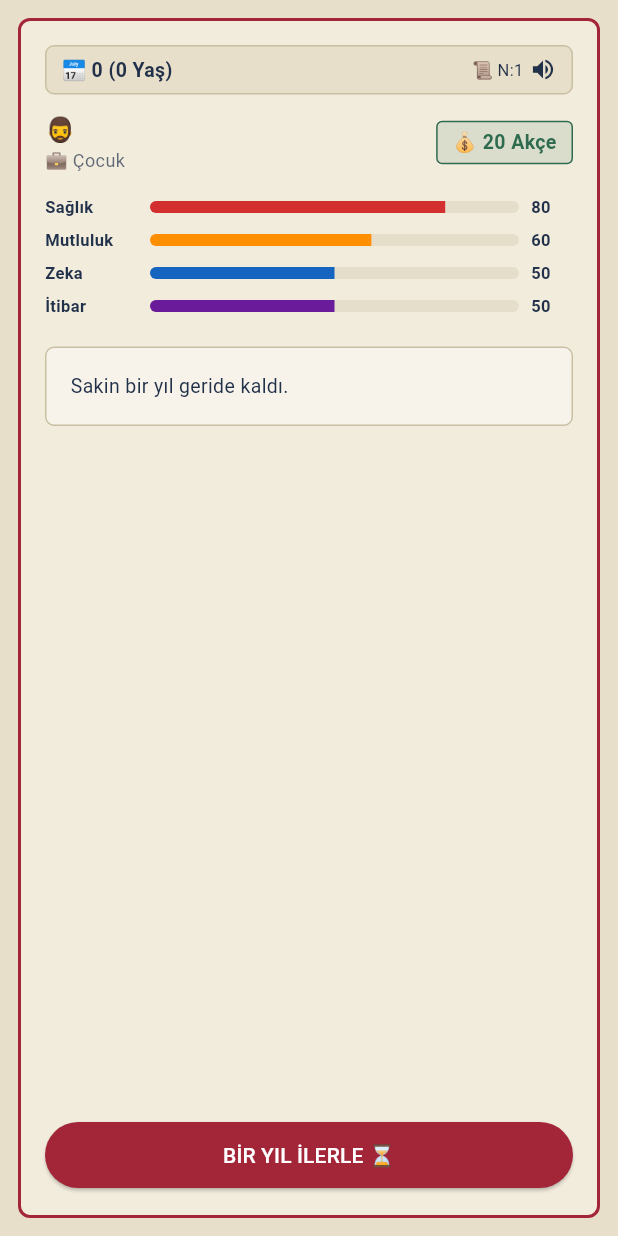
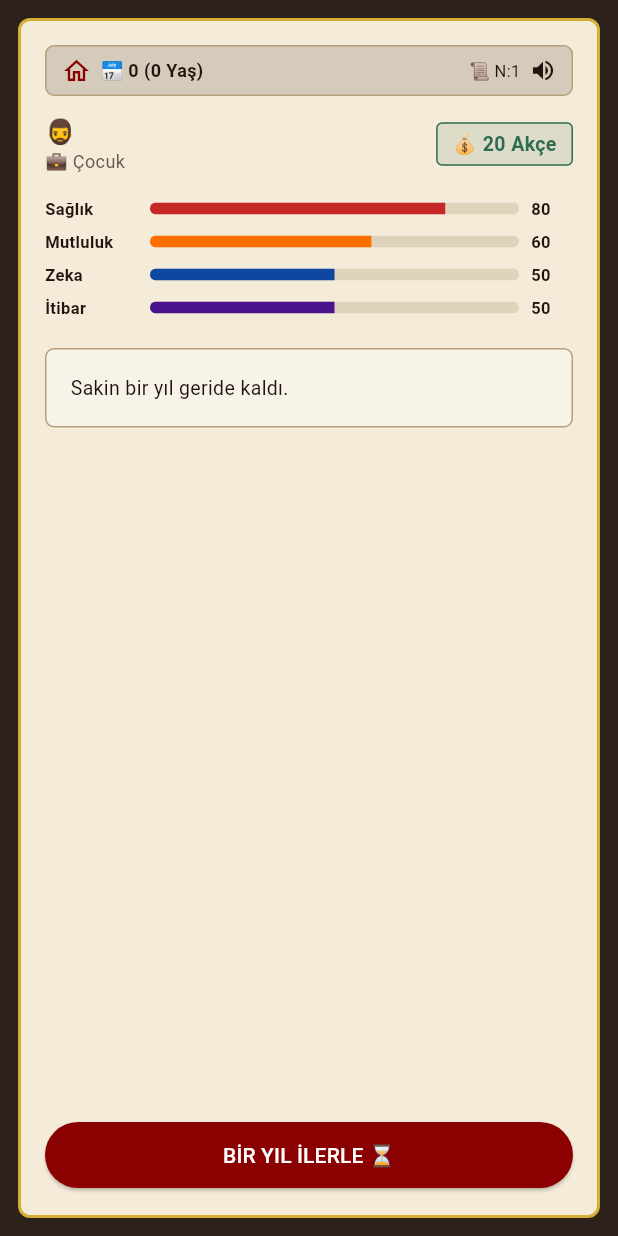
Before and after one commit to semmhk/osmanlidabirhayat, a Flutter app: the OyunEkrani screen opened directly with empty values, on a phone screen of 412 x 824 dp. Run offline on Flutter 3.47's test engine with Material 3 defaults, Android fonts, the phone set to English and light mode, and no system bars; our stand-ins replace audioplayers, hive, hive_flutter; accounts and stored records are empty.

Commit message:
feat: Comprehensive UI color unification, main menu, past lives history screen, and complete navigation

```diff
--- a/lib/ekranlar/oyun_ekrani.dart
+++ b/lib/ekranlar/oyun_ekrani.dart
@@ -5,6 +5,7 @@ import '../modeller/olay.dart';
 import '../modeller/padisah_deposu.dart';
 import '../motor/oyun_motoru.dart';
 import '../sabitler/renkler.dart';
+import '../servisler/hayat_kaydi_servisi.dart';
 import '../servisler/ses_servisi.dart';
 import 'olum_ekrani.dart';
 
@@ -34,11 +35,19 @@ class _OyunEkraniState extends State<OyunEkrani> {
     }
   }
 
+  void _olumKontrolEtVeKaydet() {
+    if (_motor.karakter.olu) {
+      SesServisi().vefatSesiCal();
+      HayatKaydiServisi().hayatKaydet(_motor.karakter);
+    }
+  }
+
   void _yillarIlerle() {
     SesServisi().kagitHisirtisiCal();
     setState(() {
       _motor.yilYasa();
       _donemMuziginiGuncelle();
+      _olumKontrolEtVeKaydet();
     });
   }
 
@@ -48,9 +57,7 @@ class _OyunEkraniState extends State<OyunEkrani> {
       _motor.secenekSec(secenek);
       _motor.yilYasa();
       _donemMuziginiGuncelle();
-      if (_motor.karakter.olu) {
-        SesServisi().vefatSesiCal();
-      }
+      _olumKontrolEtVeKaydet();
     });
   }
 
@@ -70,6 +77,13 @@ class _OyunEkraniState extends State<OyunEkrani> {
     });
   }
 
+  void _anaMenuyeDon() {
+    if (_motor.karakter.olu) {
+      HayatKaydiServisi().hayatKaydet(_motor.karakter);
+    }
+    Navigator.popUntil(context, (route) => route.isFirst);
+  }
+
   @override
   Widget build(BuildContext context) {
     final k = _motor.karakter;
@@ -86,7 +100,7 @@ class _OyunEkraniState extends State<OyunEkrani> {
             padding: const EdgeInsets.all(16),
             decoration: BoxDecoration(
               color: Renkler.kagit,
-              border: Border.all(color: Renkler.damga, width: 2),
+              border: Border.all(color: Renkler.altin, width: 2),
               borderRadius: BorderRadius.circular(8),
             ),
             child: k.olu
@@ -94,28 +108,44 @@ class _OyunEkraniState extends State<OyunEkrani> {
                     karakter: k,
                     onYeniHayat: _yeniHayatBaslat,
                     onNesilDevamEt: _nesilDevamEt,
+                    onAnaMenu: _anaMenuyeDon,
                   )
                 : Column(
                     crossAxisAlignment: CrossAxisAlignment.stretch,
                     children: [
-                      // Üst Bilgi Barı: Takvim Yılı, Padişah, Nesil ve Ses Butonu
+                      // Üst Bilgi Barı: Takvim Yılı, Padişah, Nesil, Ses ve Ana Menü Butonu
                       Container(
                         padding: const EdgeInsets.symmetric(vertical: 6, horizontal: 10),
                         decoration: BoxDecoration(
-                          color: Renkler.kagitKoyu,
+                          color: Renkler.kagitKoyu.withAlpha(40),
                           border: Border.all(color: Renkler.cizgi),
                           borderRadius: BorderRadius.circular(6),
                         ),
                         child: Row(
                           mainAxisAlignment: MainAxisAlignment.spaceBetween,
                           children: [
+                            Row(
+                              children: [
+                                GestureDetector(
+                                  onTap: _anaMenuyeDon,
+                                  child: const Padding(
+                                    padding: EdgeInsets.only(right: 6),
+                                    child: Icon(
+                                      Icons.home_outlined,
+                                      size: 20,
+                                      color: Renkler.damga,
+                                    ),
+                                  ),
+                                ),
                                 Text(
                                   '📅 ${k.takvimYili} (${k.yas} Yaş)',
                                   style: const TextStyle(
-                                fontSize: 13,
+                                    fontSize: 12,
                                     fontWeight: FontWeight.bold,
                                     color: Renkler.murekkep,
                                   ),
+                                ),
+                              ],
                             ),
                             if (padisah != null)
                               Row(
@@ -124,7 +154,7 @@ class _OyunEkraniState extends State<OyunEkrani> {
                                   if (padisah.tugraGorsel != null) ...[
                                     Image.asset(
                                       padisah.tugraGorsel!,
-                                      height: 40,
+                                      height: 38,
                                       fit: BoxFit.contain,
                                       errorBuilder: (context, error, stackTrace) => const SizedBox.shrink(),
                                     ),
@@ -133,7 +163,7 @@ class _OyunEkraniState extends State<OyunEkrani> {
                                   Text(
                                     '👑 ${padisah.isim}',
                                     style: const TextStyle(
-                                      fontSize: 12,
+                                      fontSize: 11,
                                       fontWeight: FontWeight.w600,
                                       color: Renkler.damga,
                                     ),
@@ -150,7 +180,7 @@ class _OyunEkraniState extends State<OyunEkrani> {
                                     color: Renkler.murekkep,
                                   ),
                                 ),
-                                const SizedBox(width: 4),
+                                const SizedBox(width: 6),
                                 GestureDetector(
                                   onTap: () {
                                     setState(() {
@@ -189,7 +219,7 @@ class _OyunEkraniState extends State<OyunEkrani> {
                                 '💼 ${k.meslekUnvaniGetir()}',
                                 style: TextStyle(
                                   fontSize: 12,
-                                  color: Renkler.murekkep.withAlpha(180),
+                                  color: Renkler.murekkepSoluk,
                                 ),
                               ),
                             ],
@@ -215,10 +245,10 @@ class _OyunEkraniState extends State<OyunEkrani> {
                       const SizedBox(height: 12),
 
                       // Stat Barları (Sağlık, Mutluluk, Zeka, İtibar)
-                      _statBar('Sağlık', k.saglik, Colors.red.shade700),
-                      _statBar('Mutluluk', k.mutluluk, Colors.amber.shade800),
-                      _statBar('Zeka', k.zeka, Colors.blue.shade800),
-                      _statBar('İtibar', k.itibar, Colors.purple.shade800),
+                      _statBar('Sağlık', k.saglik, Colors.red.shade800),
+                      _statBar('Mutluluk', k.mutluluk, Colors.amber.shade900),
+                      _statBar('Zeka', k.zeka, Colors.blue.shade900),
+                      _statBar('İtibar', k.itibar, Colors.purple.shade900),
                       const SizedBox(height: 16),
 
                       // Olay Alanı veya Sakin Geçen Yıl
--- a/lib/main.dart
+++ b/lib/main.dart
@@ -1,28 +1,20 @@
 import 'package:flutter/material.dart';
-import 'ekranlar/oyun_ekrani.dart';
-import 'modeller/olay.dart';
-import 'motor/olay_yukleyici.dart';
-import 'motor/oyun_motoru.dart';
+import 'package:hive_flutter/hive_flutter.dart';
+import 'ekranlar/ana_menu_ekrani.dart';
 import 'sabitler/renkler.dart';
 
 void main() async {
   WidgetsFlutterBinding.ensureInitialized();
-  final yukleyici = OlayYukleyici();
-  final tumOlaylar = await yukleyici.tumunuYukle();
+  await Hive.initFlutter();
 
-  runApp(OsmanlidaBirHayatApp(tumOlaylar: tumOlaylar));
+  runApp(const OsmanlidaBirHayatApp());
 }
 
 class OsmanlidaBirHayatApp extends StatelessWidget {
-  final List<Olay> tumOlaylar;
-
-  const OsmanlidaBirHayatApp({super.key, required this.tumOlaylar});
+  const OsmanlidaBirHayatApp({super.key});
 
   @override
   Widget build(BuildContext context) {
-    final motor = OyunMotoru(tumOlaylar: tumOlaylar);
-    motor.yilYasa(); // İlk yılı başlat
-
     return MaterialApp(
       title: 'Osmanlı\'da Bir Hayat',
       debugShowCheckedModeBanner: false,
@@ -31,7 +23,7 @@ class OsmanlidaBirHayatApp extends StatelessWidget {
         primaryColor: Renkler.damga,
         fontFamily: 'Roboto',
       ),
-      home: OyunEkrani(motor: motor),
+      home: const AnaMenuEkrani(),
     );
   }
 }
--- /dev/null
+++ b/lib/modeller/hayat_kaydi.dart
@@ -0,0 +1,92 @@
+import 'dart:convert';
+import 'karakter.dart';
+
+class HayatKaydi {
+  final String id;
+  final String isim;
+  final Cinsiyet cinsiyet;
+  final int dogumYili;
+  final int olumYili;
+  final int yas;
+  final String unvan;
+  final double bakiye;
+  final String olumNedeni;
+  final int nesil;
+  final String padisahDonemleri;
+  final List<String> kazanilanBasarimlar;
+  final DateTime tarihSaat;
+
+  HayatKaydi({
+    required this.id,
+    required this.isim,
+    required this.cinsiyet,
+    required this.dogumYili,
+    required this.olumYili,
+    required this.yas,
+    required this.unvan,
+    required this.bakiye,
+    required this.olumNedeni,
+    required this.nesil,
+    required this.padisahDonemleri,
+    required this.kazanilanBasarimlar,
+    required this.tarihSaat,
+  });
+
+  /// Karakter nesnesinden geçmiş hayat kaydı oluşturur
+  factory HayatKaydi.karakterden(Karakter k, {String? olumNedeniOverride}) {
+    return HayatKaydi(
+      id: '${k.dogumYili}_${k.takvimYili}_${DateTime.now().millisecondsSinceEpoch}',
+      isim: k.isim,
+      cinsiyet: k.cinsiyet,
+      dogumYili: k.dogumYili,
+      olumYili: k.takvimYili,
+      yas: k.yas,
+      unvan: k.meslekUnvaniGetir(),
+      bakiye: k.bakiye,
+      olumNedeni: olumNedeniOverride ?? k.olumNedeni ?? (k.saglik <= 0 ? 'Hastalık ve Zayıflık' : 'Yaşlılığa Bağlı Doğal Ölüm'),
+      nesil: k.nesil,
+      padisahDonemleri: '📅 ${k.dogumYili} - ${k.takvimYili}',
+      kazanilanBasarimlar: List<String>.from(k.kazanilanBasarimlar),
+      tarihSaat: DateTime.now(),
+    );
+  }
+
+  Map<String, dynamic> toMap() {
+    return {
+      'id': id,
+      'isim': isim,
+      'cinsiyet': cinsiyet.name,
+      'dogumYili': dogumYili,
+      'olumYili': olumYili,
+      'yas': yas,
+      'unvan': unvan,
+      'bakiye': bakiye,
+      'olumNedeni': olumNedeni,
+      'nesil': nesil,
+      'padisahDonemleri': padisahDonemleri,
+      'kazanilanBasarimlar': kazanilanBasarimlar,
+      'tarihSaat': tarihSaat.toIso8601String(),
+    };
+  }
+
+  factory HayatKaydi.fromMap(Map<String, dynamic> map) {
+    return HayatKaydi(
+      id: map['id'] ?? '',
+      isim: map['isim'] ?? 'Bilinmeyen Karakter',
+      cinsiyet: map['cinsiyet'] == 'kadin' ? Cinsiyet.kadin : Cinsiyet.erkek,
+      dogumYili: map['dogumYili'] ?? 1300,
+      olumYili: map['olumYili'] ?? 1360,
+      yas: map['yas'] ?? 60,
+      unvan: map['unvan'] ?? 'Vasıfsız',
+      bakiye: (map['bakiye'] as num?)?.toDouble() ?? 0.0,
+      olumNedeni: map['olumNedeni'] ?? 'Eceliyle Vefat',
+      nesil: map['nesil'] ?? 1,
+      padisahDonemleri: map['padisahDonemleri'] ?? '',
+      kazanilanBasarimlar: List<String>.from(map['kazanilanBasarimlar'] ?? []),
+      tarihSaat: DateTime.tryParse(map['tarihSaat'] ?? '') ?? DateTime.now(),
+    );
+  }
+
+  String toJson() => jsonEncode(toMap());
+  factory HayatKaydi.fromJson(String source) => HayatKaydi.fromMap(jsonDecode(source));
+}
--- a/lib/modeller/karakter.dart
+++ b/lib/modeller/karakter.dart
@@ -171,6 +171,7 @@ class Karakter {
   int kademedekiYil;
 
   final Set<String> bayraklar;
+  final Set<String> kazanilanBasarimlar = {};
 
   String? esAdi;
   final List<Cocuk> cocuklar;
--- a/lib/sabitler/renkler.dart
+++ b/lib/sabitler/renkler.dart
@@ -1,27 +1,28 @@
 import 'package:flutter/material.dart';
 
 abstract class Renkler {
-  static const Color kagit = Color(0xFFF2ECDD);
-  static const Color kagitKoyu = Color(0xFFE7DFC9);
-  static const Color murekkep = Color(0xFF22314A);
-  static const Color murekkepSoluk = Color(0xFF5A6A85);
-  static const Color damga = Color(0xFFA32638);
-  static const Color onay = Color(0xFF2E6B4F);
-  static const Color cizgi = Color(0xFFC9BFA3);
+  static const Color kagit = Color(0xFFF4EBD9); // Eskitme ferman kremi
+  static const Color kagitKoyu = Color(0xFF2C221B); // Koyu sepya
+  static const Color murekkep = Color(0xFF1F140E); // Koyu kahve mürekkep
+  static const Color murekkepSoluk = Color(0xFF6E594F); // Soluk kahve
+  static const Color damga = Color(0xFF8B0000); // Osmanlı kırmızısı mühür
+  static const Color altin = Color(0xFFD4AF37); // Altın varak vurgu
+  static const Color onay = Color(0xFF2E6B4F); // Dergah yeşili
+  static const Color cizgi = Color(0xFFB5A07B); // Eskitme parşömen çizgisi
   static const Color beyazKutucuk = Color(0x66FFFFFF);
 
-  // Yaşa göre ton varyasyonları (Ferman / Parşömen Sararması)
-  static const Color kagitCocukluk = Color(0xFFF9F5EA);
-  static const Color kagitOkul = Color(0xFFF2ECDD);
-  static const Color kagitGenclik = Color(0xFFEDE5CF);
-  static const Color kagitKariyer = Color(0xFFE8DEBF);
-  static const Color kagitYaslilik = Color(0xFFE1D4B0);
+  // Yaşa göre parşömen sararma tonları
+  static const Color kagitCocukluk = Color(0xFFFAF5EA);
+  static const Color kagitOkul = Color(0xFFF4EBD9);
+  static const Color kagitGenclik = Color(0xFFEBDCBD);
+  static const Color kagitKariyer = Color(0xFFE2CFA8);
+  static const Color kagitYaslilik = Color(0xFFD8C6A6);
 
-  static const Color kagitKoyuCocukluk = Color(0xFFEDE5D5);
-  static const Color kagitKoyuOkul = Color(0xFFE7DFC9);
-  static const Color kagitKoyuGenclik = Color(0xFFE0D7BF);
-  static const Color kagitKoyuKariyer = Color(0xFFD9CCAF);
-  static const Color kagitKoyuYaslilik = Color(0xFFD0C1A0);
+  static const Color kagitKoyuCocukluk = Color(0xFF3B2E25);
+  static const Color kagitKoyuOkul = Color(0xFF2C221B);
+  static const Color kagitKoyuGenclik = Color(0xFF241B15);
+  static const Color kagitKoyuKariyer = Color(0xFF1F1711);
+  static const Color kagitKoyuYaslilik = Color(0xFF18110B);
 
   static Color kagitGetirYasaGore(int yas) {
     if (yas <= 6) return kagitCocukluk;
```
Also changed, not shown: lib/ekranlar/ana_menu_ekrani.dart (added, +222 -0 lines), lib/ekranlar/gecmis_hayatlar_ekrani.dart (added, +208 -0 lines), lib/ekranlar/olum_ekrani.dart (+29 -1 lines), lib/servisler/hayat_kaydi_servisi.dart (added, +56 -0 lines), 3 other files. Lines whose indentation alone changed are shown as unchanged.
